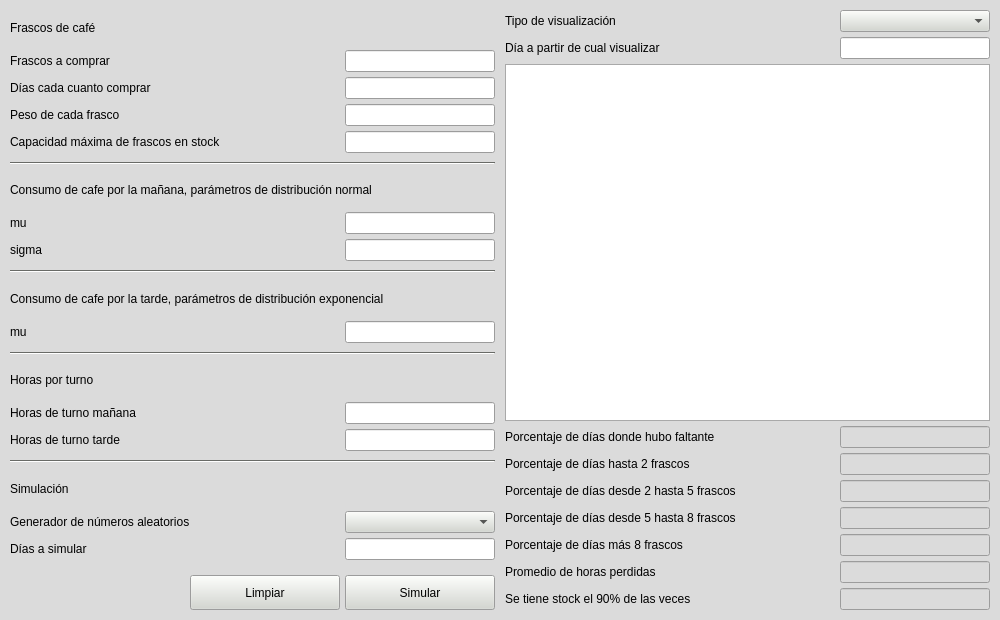
The window that tp4/montecarlo/interfaz/ventana_montecarlo.ui (MMariatti/SIM4K4) describes before a commit, drawn with Qt 5.
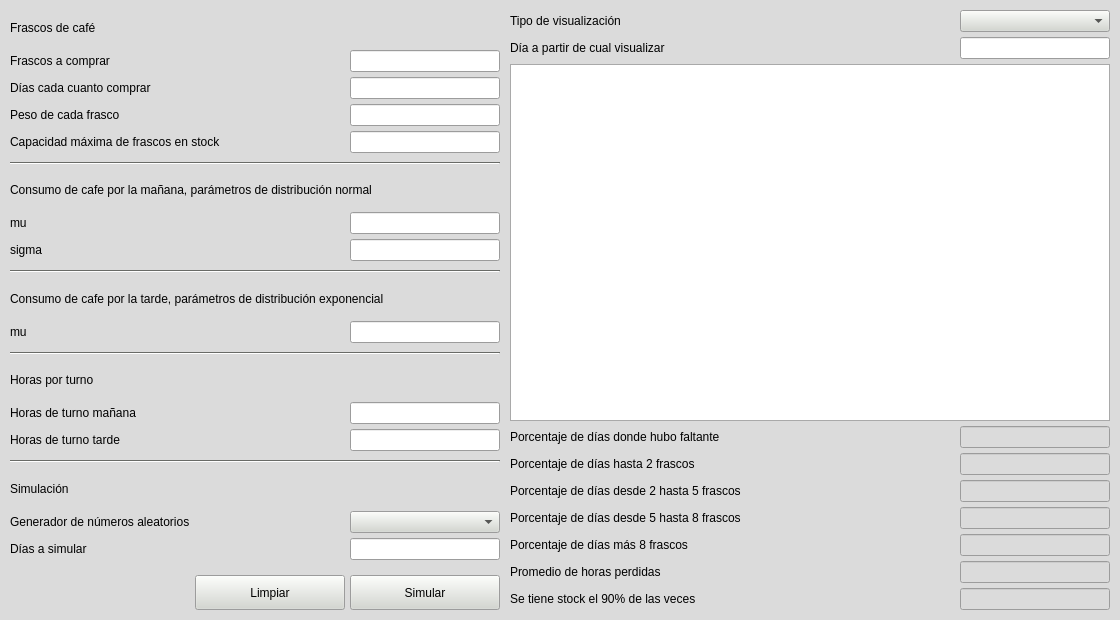
The same window after the commit. Icons and pictures are not drawn.

Commit message: Termino desarrollo de interfaz

What changed in the file:
```diff
--- a/tp4/montecarlo/interfaz/ventana_montecarlo.ui
+++ b/tp4/montecarlo/interfaz/ventana_montecarlo.ui
@@ -6,13 +6,13 @@
    <rect>
     <x>0</x>
     <y>0</y>
-    <width>1000</width>
+    <width>1120</width>
     <height>620</height>
    </rect>
   </property>
   <property name="minimumSize">
    <size>
-    <width>1000</width>
+    <width>1120</width>
     <height>620</height>
    </size>
   </property>
@@ -1280,19 +1280,16 @@
               </property>
               <property name="minimumSize">
                <size>
-                <width>480</width>
+                <width>600</width>
                 <height>0</height>
                </size>
               </property>
               <property name="editTriggers">
                <set>QAbstractItemView::NoEditTriggers</set>
               </property>
-              <attribute name="horizontalHeaderDefaultSectionSize">
-               <number>135</number>
-              </attribute>
-              <attribute name="horizontalHeaderStretchLastSection">
-               <bool>true</bool>
-              </attribute>
+              <property name="textElideMode">
+               <enum>Qt::ElideMiddle</enum>
+              </property>
               <attribute name="verticalHeaderVisible">
                <bool>false</bool>
               </attribute>
```
The commit also changes 2 other files.
